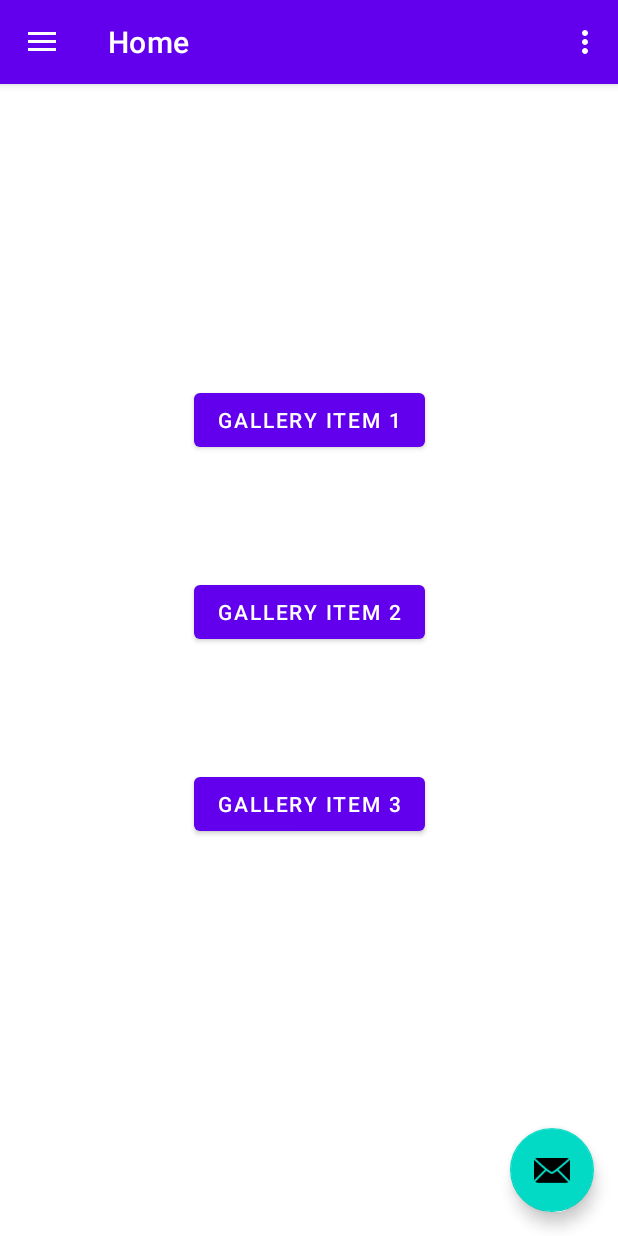
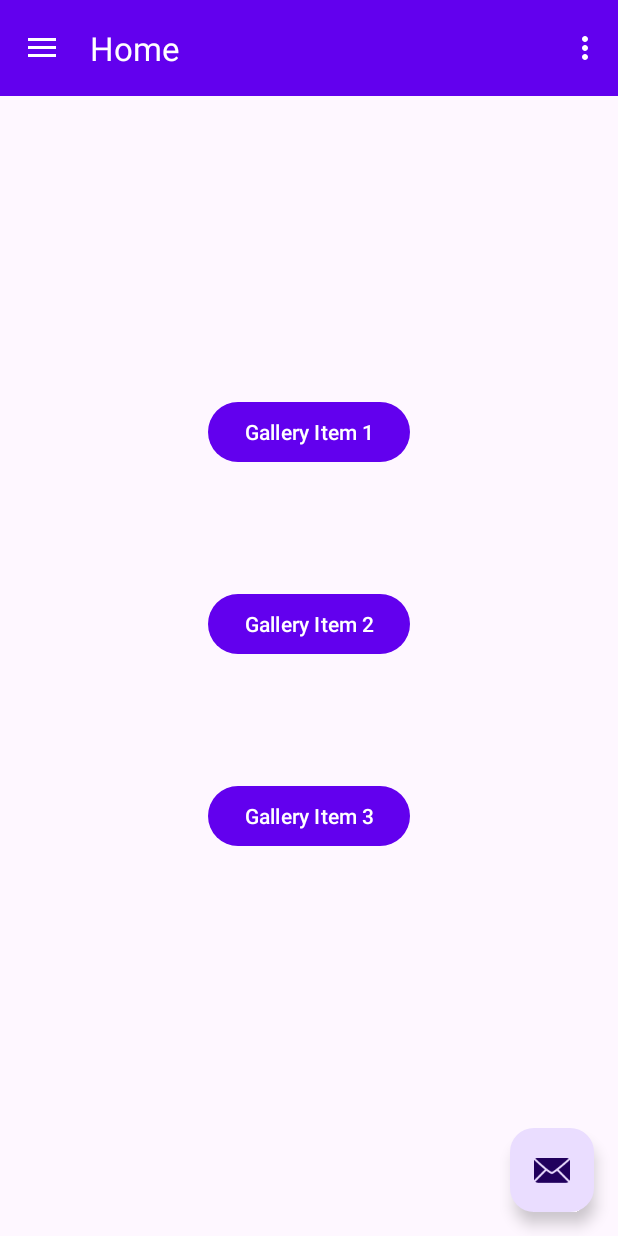
Before and after one commit to isaakwheeler/Nav_Drawer_Fragments, an Android app: the screen it shows after launch (MainActivity), on a phone screen of 412 x 824 dp. Run offline under Robolectric (Android 15) with nearby library versions, the phone set to English and light mode, and no system bars; our stand-ins replace navigation-ui.

Commit message:
migrated to material design 3

```diff
--- a/app/build.gradle
+++ b/app/build.gradle
@@ -33,8 +33,8 @@ android {
 
 dependencies {
 
-    implementation 'androidx.appcompat:appcompat:1.3.1'
-    implementation 'com.google.android.material:material:1.4.0'
+    implementation 'androidx.appcompat:appcompat:1.4.0'
+    implementation 'com.google.android.material:material:1.5.0-beta01'
     implementation 'androidx.constraintlayout:constraintlayout:2.1.1'
     implementation 'androidx.lifecycle:lifecycle-livedata-ktx:2.3.1'
     implementation 'androidx.lifecycle:lifecycle-viewmodel-ktx:2.3.1'
--- a/app/src/main/res/values/themes.xml
+++ b/app/src/main/res/values/themes.xml
@@ -1,6 +1,6 @@
 <resources xmlns:tools="http://schemas.android.com/tools">
     <!-- Base application theme. -->
-    <style name="Theme.NavDrawerFragments" parent="Theme.MaterialComponents.DayNight.DarkActionBar">
+    <style name="Theme.NavDrawerFragments" parent="Theme.Material3.DayNight.NoActionBar">
         <!-- Primary brand color. -->
         <item name="colorPrimary">@color/purple_500</item>
         <item name="colorPrimaryVariant">@color/purple_700</item>
@@ -19,7 +19,7 @@
         <item name="windowNoTitle">true</item>
     </style>
 
-    <style name="Theme.NavDrawerFragments.AppBarOverlay" parent="ThemeOverlay.AppCompat.Dark.ActionBar" />
+    <style name="Theme.NavDrawerFragments.AppBarOverlay" parent="ThemeOverlay.Material3.Dark.ActionBar" />
 
-    <style name="Theme.NavDrawerFragments.PopupOverlay" parent="ThemeOverlay.AppCompat.Light" />
+    <style name="Theme.NavDrawerFragments.PopupOverlay" parent="ThemeOverlay.Material3.Light" />
 </resources>
--- a/build.gradle
+++ b/build.gradle
@@ -3,6 +3,7 @@ buildscript {
     repositories {
         google()
         mavenCentral()
+
     }
     dependencies {
         classpath "com.android.tools.build:gradle:7.0.3"
```
